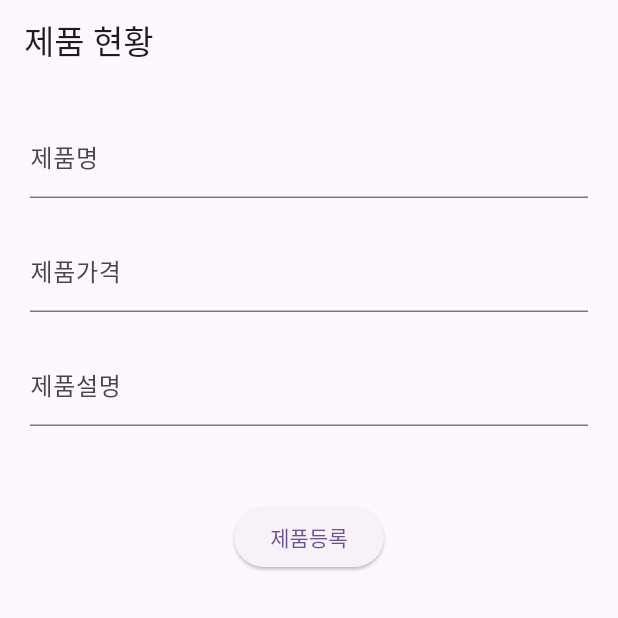
After one commit to kant300/tj2025A_app, a Flutter app: the GoodsWidget screen opened directly, after a tap on "제품등록", on a phone screen of 412 x 824 dp, the top half of it. The commit adds this screen. Run offline on Flutter 3.47's test engine with Material 3 defaults, Android fonts, the phone set to English and light mode, and no system bars; our stand-ins replace dio; network calls fail.

Commit message:
20251107 안드로이드 day04

```diff
--- /dev/null
+++ b/lib/example/day03/example2.dart
@@ -0,0 +1,115 @@
+// lib/example/day03/example2.dart
+import 'package:dio/dio.dart';
+import 'package:flutter/material.dart';
+// [1]
+void main(){
+  runApp( MyApp() ); // 최초로 실행할 위젯
+}
+// [2] 위젯 만들기 < 최초 메인 위젯  , App.jsx 같은 역할 >
+class MyApp extends StatelessWidget{ // 상태(useState)가 없는 위젯
+  @override // 위젯이란? 클래스 기반 이라서 , 위젯 만든다는것은 객체 생성한다 뜻
+  Widget build(BuildContext context) {
+    return MaterialApp( home : GoodsWidget() );
+  }
+}
+// [3] 위젯 만들기2 < 페이지 > , 컴포넌트 역할
+class GoodsWidget extends StatefulWidget{  // 상태(useSate) 가 있는 위젯
+  // 상태 위젯 생성/등록
+  @override GoodsWidgetState createState() => GoodsWidgetState();
+}
+
+// [4] 상태 하위 위젯
+class GoodsWidgetState extends State<GoodsWidget>{
+  // [4-1] 입력 상자의 컨트롤러
+  TextEditingController nameCont = TextEditingController();
+  TextEditingController priceCont = TextEditingController();
+  TextEditingController descCont = TextEditingController();
+
+  // [4-2] goodsSave 함수정의
+  void goodsSave () async{
+    final obj = {
+      'gname' : nameCont.text ,
+      'gprice' : priceCont.text ,
+      'gdesc' : descCont.text
+    }; print( obj );
+    try{
+      final dio = Dio(); // [1] Dio 객체 생성한다. // [2] 주의할점 : web[HTTP있음] 모바일[HTTP없음]
+      // ( web ) 빌드시 : localHost:8080 가능 , (mobile) :  192.168.40.133 가능
+      // 스프링 컨트롤러 에서 @CrossOrigin(origins = "*") 또는 corsConfig 만들기
+      final response = await dio.post("http://192.168.40.133:8080/api/goods" , data : obj );
+      final data = response.data;
+      print( data);
+      // (1) 저장 성공된 자료를 추가하여 재렌더링  또는 (2) goodAll 재호출
+      goodsAll(); // 한번더 서버 터치 vs setState(() { goodsList.add( data ); });
+    }catch(e){ print(e); }
+  }
+  // [ 4-3 ] 전체조회 goodsAll 함수 정의 , useEffect( ()=>{} , [] ) 처럼 위젯이 최초로 열렸을때 1번 실행
+  void goodsAll() async{
+    try{
+      final dio = Dio();
+      final response = await dio.get("http://192.168.40.133:8080/api/goods/list");
+      final data = response.data;
+      print( data ); // 통신결과
+      setState(() { goodsList = data; });// 통신결과를 함수 밖 변수(상태)에 업데이트(렌더링)
+    }catch(e){ print(e); }
+  }
+
+  // [4-4] initState() 함수 오버라이딩 하여 위젯의 초기 상태
+  @override  // 오버라이딩
+  void initState() { goodsAll(); } // 현재 위젯이 최초 실행될때 1번 goodeAll 함수 실행
+
+  // [4-5] dio로 가져온 데이터를 저장하는 상태 변수
+  dynamic goodsList = [];
+
+
+  @override
+  Widget build(BuildContext context) {
+    return Scaffold(
+      appBar: AppBar( title: Text("제품 현황") ),
+      body: Padding(
+        padding: EdgeInsets.all(20),
+        child: Column(
+          children: [
+            TextField(
+              decoration: InputDecoration( labelText: "제품명") ,
+              controller: nameCont ,
+            ) ,
+            SizedBox( height: 20 ) ,
+
+            TextField(
+              decoration: InputDecoration( labelText: "제품가격") ,
+              keyboardType: TextInputType.number, // 모바일 환경에서 키보드 형식을 숫자패드
+              controller: priceCont,
+            ) ,
+            SizedBox( height: 20 ) ,
+
+            TextField(
+              decoration: InputDecoration( labelText: "제품설명"),
+              controller: descCont,
+            ) ,
+            SizedBox( height: 50 ) ,
+
+            ElevatedButton( onPressed: goodsSave , child: Text("제품등록") ) ,
+
+            SizedBox( height: 50 ) ,
+
+            Expanded(child: ListView.builder(
+                itemCount: goodsList.length,  // 리스트의 총개수 정의
+                itemBuilder: ( context, index ){  // 반복문역할
+                  dynamic goods = goodsList[index]; // index번째 goods 1개 반환
+                  // print(goods);
+                  return Card( child: ListTile(
+                    title: Text( goods['gname'] ), //  객채묭['속성명']
+                    subtitle: Text( goods['gdesc'] ), //
+                  ) );
+                } )
+            )
+
+          ], // 세로 정렬 위젯들
+        ),
+      ),
+    );
+  }
+}
+// Padding : 안쪽 여백
+// Column( children : [ 위젯, 위젯 , 위젯 ] ) : 세로 정렬 ,
```
Also changed, not shown: lib/example/day03/example1.dart (+39 -29 lines), lib/example/day04/main.dart (added, +27 -0 lines), lib/example/day04/pages/HomePage.dart (added, +11 -0 lines), lib/example/day04/pages/MainPage.dart (added, +28 -0 lines).
